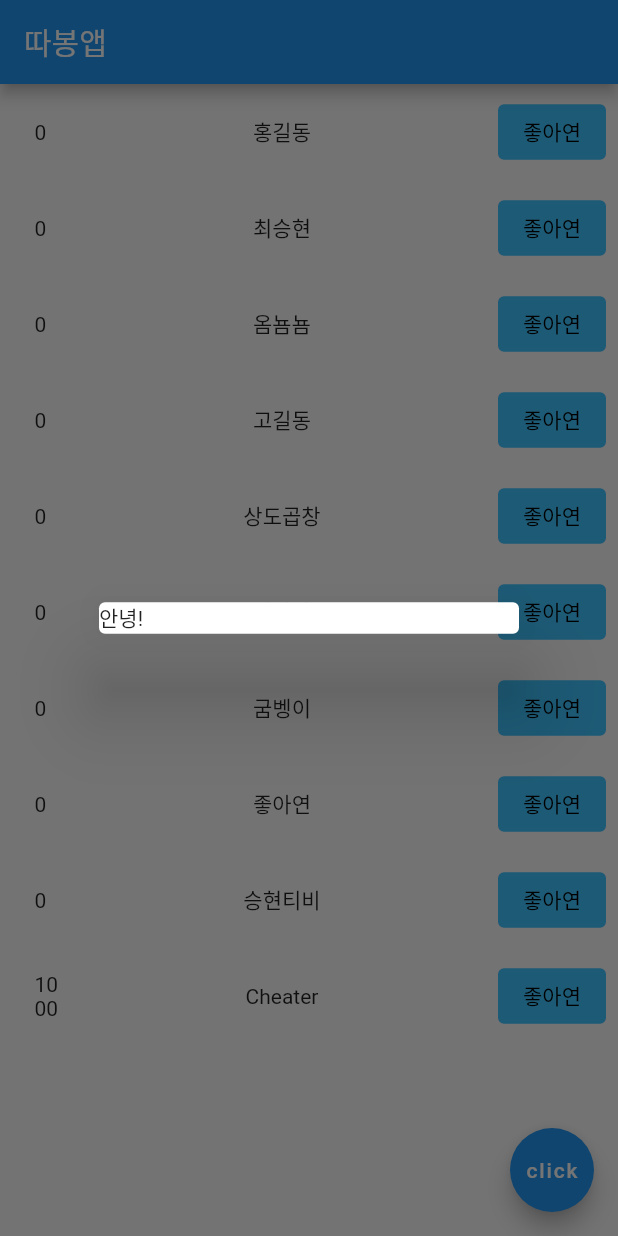
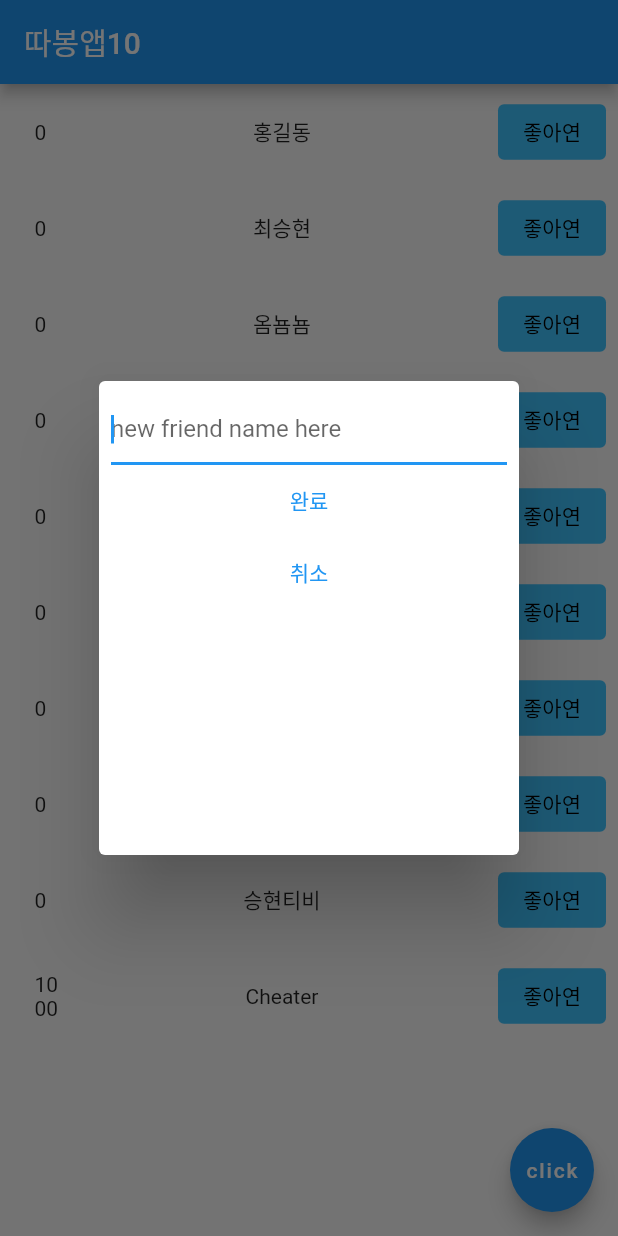
Before and after one commit to ChoiWheatley/flutter_tutorial, a Flutter app: the screen it shows after launch, after a tap on "click", on a phone screen of 412 x 824 dp. Run offline on Flutter 3.47's test engine with Material 2 defaults, Android fonts, the phone set to English and light mode, and no system bars.

Commit message:
TextField, TextEditingController, parameterized Function, Dialog close,
ListView(
  child : users
)
로 하게 되면 addUser할 때 즉각적으로 업데이트가 안 된다. 그래서 ListView.builder로 바꿔보니까 잘 된다. 이유가 뭐지?
https://api.flutter.dev/flutter/widgets/ListView/ListView.builder.html 를 참조해보니
"Even more efficient, however, is to create the instances on demand using this constructor's itemBuilder callback" 라고 말한다. itemBuilder는 즉각적으로 호출되고, 그냥 ListView는 아예 리스트 인스턴스를 통째로 재생성하느라 lazy 한 것으로 보인다.

```diff
--- a/lib/main.dart
+++ b/lib/main.dart
@@ -26,8 +26,7 @@ class MyApp extends StatefulWidget{
 }
 class _MyAppState extends State<MyApp> {
   final appBarName = "따봉앱";
-  LikeUserWidget? likeUser;
-  final users=[
+  var users=[
     LikeUserWidget('홍길동'),
     LikeUserWidget('최승현'),
     LikeUserWidget('옴뇸뇸'),
@@ -40,6 +39,12 @@ class _MyAppState extends State<MyApp> {
     LikeUserWidget('Cheater', like: 1000,),
   ];
 
+  // interface
+  addUser(LikeUser user) {
+    setState(() {
+      users.add(LikeUserWidget.likeUser(user));
+    });
+  }
   @override Widget build(BuildContext context) {
     return Scaffold(
       /// Builder는 context 생성기임. 아래의 floatingActionButton은
@@ -50,21 +55,22 @@ class _MyAppState extends State<MyApp> {
               child: Text('click'),
               onPressed: (){
                 print(cntxt); /// cntxt는 Builder-Scaffold-MaterialApp 순으로 Ancestor를 갖는다.
-                showDialog(context: cntxt, builder: (context){
-                  return Dialog(
-                    child: Text('안녕!'),
-                  );
+                showDialog(context: cntxt, builder: (cntxt){
+                  /// 인터페이스 자체를 자식에게 보낼 수도 있다.
+                  return MyDialog(addUser);
                 });
               },
             );
           }
         ),
         appBar: AppBar(
-          title: Text(appBarName),
+          title: Text(appBarName + users.length.toString()),
         ),
-        body: ListView(
-          children: users,
-        ),
+        body: ListView.builder(
+            itemCount: users.length,
+            itemBuilder: (context, idx){
+              return users[idx];
+            })
       );
   }
 }
@@ -73,6 +79,8 @@ class LikeUserWidget extends StatefulWidget{
 
   LikeUserWidget(String? name, {int? like, Key? key})
       : _likeUser = LikeUser(name, like: like), super(key: key);
+  LikeUserWidget.likeUser(LikeUser newUser, {Key? key}) /// Constructor.name 식으로 생성자를 구분해야 함. 이름 똑같으면 망함.
+      : _likeUser = newUser, super(key: key);
 
   @override
   State<LikeUserWidget> createState() => _LikeUserWidgetState();
@@ -172,3 +180,55 @@ var a = SizedBox(
 
 /// 커스텀 위젯의 단점 = state 관리가 어렵다 -> 나중에 강의함.
 /// 큰 페이지, 재사용 많은 UI만 커스텀 할 것
+///
+///
+
+class MyDialog extends StatelessWidget {
+  final _addUser;
+  final _inputData = TextEditingController();   /// 유저가 텍스트필드에 입력한 데이터를 변수에 담을 수 있다.
+
+  MyDialog(addUser, {Key? key}) : _addUser = addUser, super(key: key);
+
+  @override
+  Widget build(BuildContext context) {
+    return Dialog(
+      child: Padding(
+        padding: const EdgeInsets.all(8.0),
+        child: SizedBox(
+          width: 100,
+          height: 300,
+          child: Column(
+            children: [
+              TextField(
+                controller: _inputData,  /// TextField에 작성한 내용을 담는 컨트롤러 등록.
+                enabled: true,
+                autofocus: true,
+                decoration: InputDecoration(
+                    border: UnderlineInputBorder(),
+                    hintText: 'new friend name here'
+                ),
+              ),
+              TextButton(
+                child: Text('완료'),
+                onPressed: (){
+                  /// 부모 객체에 있는 리스트에 1 추가해보자.
+                  /// 부모 state를 자식이 수정하려면
+                  /// 1. 부모에 수정하는 함수 만들기
+                  /// 2. 자식으로 보내기 + 자식에서 함수 등록하기
+                  _addUser(LikeUser(_inputData.text));
+                  Navigator.of(context, rootNavigator: true).pop();
+                },
+              ),
+              TextButton(
+                child: Text('취소'),
+                onPressed: (){
+                  Navigator.of(context, rootNavigator: true).pop();
+                },
+              ),
+            ],
+          ),
+        ),
+      ),
+    );
+  }
+}
```
